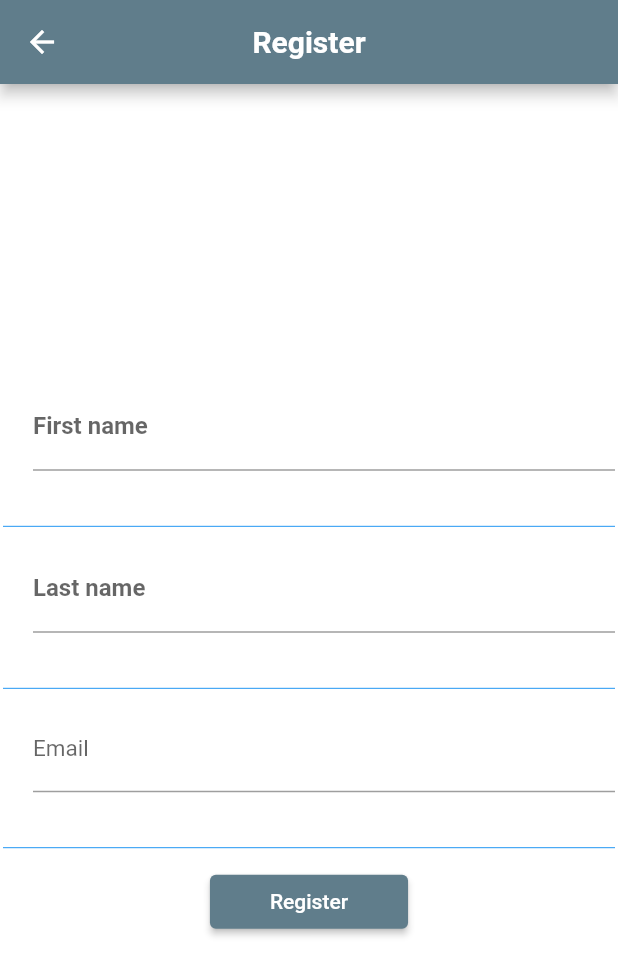
After one commit to nlonginow/publicsquarenext, a Flutter app: the Register screen opened by its route, on a phone screen of 412 x 824 dp. The commit adds this screen. Shown: the top 976 px of the screen. Run offline on Flutter 3.47's test engine with Material 2 defaults, Android fonts, the phone set to English and light mode, and no system bars; our stand-ins replace audio_video_progress_bar, flutter_html, just_audio, loading_indicator, webview_flutter; missing offline and left inert: eof_podcast_feed, flutter_pdfview.

Commit message:
Got about, register and support pages working from a popup 3-dots menu.  Register now needs to actual take data, check if registered, and register if not.

```diff
--- a/lib/main.dart
+++ b/lib/main.dart
@@ -1,7 +1,36 @@
 import 'package:flutter/material.dart';
 import 'package:flutter/cupertino.dart';
+import 'package:publicsquarenext/register.dart';
+import 'package:publicsquarenext/support.dart';
+import 'about.dart';
 import 'home.dart';
 
+//void main() {
+//  runApp(const PrimaryApp());
+//}
+
 void main() {
-  runApp(const PrimaryApp());
+  runApp(const MyApp());
 }
+
+class MyApp extends StatelessWidget {
+  const MyApp({Key? key}) : super(key: key);
+
+  @override
+  Widget build(BuildContext context) {
+    return MaterialApp(
+      title: 'Flutter Demo',
+      debugShowCheckedModeBanner: false,
+      theme: ThemeData(
+        primarySwatch: Colors.blueGrey,
+      ),
+      home: const PrimaryApp(),
+      routes: {
+        '/register': (context) =>  Register(),
+        '/about': (context) => About(),
+        '/support' : (context) => Support(),
+//        '/about': (context) => const AboutScreen()
+      },
+    );
+  }
+}
--- /dev/null
+++ b/lib/register.dart
@@ -0,0 +1,137 @@
+import 'package:flutter/cupertino.dart';
+import 'package:flutter/material.dart';
+
+class Register extends StatefulWidget {
+
+  @override
+  _RegisterState createState() => _RegisterState();
+}
+
+class _RegisterState extends State<Register> {
+  late TextEditingController _titleTextFieldController;
+  late TextEditingController _commentTextFieldController;
+
+  @override
+  void initState() {
+//    _titleTextFieldController = new TextEditingController(text: widget.theTitle);
+//    _commentTextFieldController = new TextEditingController(text: widget.theComment);
+
+    super.initState();
+  }
+
+  @override
+  Widget build(BuildContext context) {
+    return Scaffold(
+        appBar: new AppBar(
+            title: Text(
+                "Register", style: TextStyle(fontWeight: FontWeight.w700)),
+            centerTitle: true
+        ),
+        body: Container(
+          width: MediaQuery.of(context).size.width,
+          height: MediaQuery.of(context).size.height,
+          padding: EdgeInsets.all(2),
+          color: Colors.white,
+          child: Center(
+            child: Column(
+              mainAxisSize: MainAxisSize.min,
+              children: <Widget>[
+                Row(
+                  children: <Widget>[
+                    new Expanded(
+                      child: new Padding(
+                        padding:
+                        const EdgeInsets.only(left: 20.0, bottom: 25.0),
+                        child: new TextField(
+                          decoration: InputDecoration(labelText: 'First name'),
+                          style: TextStyle(
+                            fontWeight: FontWeight.bold,
+                            color: Colors.black,
+                            fontSize: 16.0,
+                          ),
+                        ),
+                      ),
+                    ),
+                  ],
+                ),
+                Divider(
+                  height: 24.0,
+                  color: Colors.blue,
+                ),
+                Row(
+                  children: <Widget>[
+                    new Expanded(
+                      child: new Padding(
+                        padding:
+                        const EdgeInsets.only(left: 20.0, bottom: 25.0),
+                        child: new TextField(
+                          decoration: InputDecoration(labelText: 'Last name'),
+                          style: TextStyle(
+                            fontWeight: FontWeight.bold,
+                            color: Colors.black,
+                            fontSize: 16.0,
+                          ),
+                        ),
+                      ),
+                    ),
+                  ],
+                ),
+                Divider(
+                  height: 24.0,
+                  color: Colors.blue,
+                ),
+                Row(
+                  children: <Widget>[
+                    new Expanded(
+                      child: new Padding(
+                        padding:
+                        const EdgeInsets.only(left: 20.0, bottom: 25.0),
+                        child: new TextField(
+                          decoration: InputDecoration(labelText: 'Email'),
+                          style: TextStyle(
+                            fontWeight: FontWeight.normal,
+                            color: Colors.blueGrey,
+                            fontSize: 15.0,
+                          ),
+                        ),
+                      ),
+                    ),
+                  ],
+                ),
+
+                Divider(
+                  height: 24.0,
+                  color: Colors.blue,
+                ),
+                new Wrap(
+                  children: <Widget>[
+                    new ElevatedButton(
+                        onPressed: () async {
+                          print('pressed!');
+                          // ScaffoldMessenger.of(context).showSnackBar(testimonialSavedSnackBar);
+                          Navigator.of(context).pop();
+                        },
+                        child: Text(
+                          "Register",
+                          style: TextStyle(color: Colors.white),
+                        ),
+                        style: ButtonStyle(
+                          padding: MaterialStateProperty.resolveWith<
+                              EdgeInsetsGeometry>(
+                                (Set<MaterialState> states) {
+                              return EdgeInsets.only(
+                                  left: 40.0,
+                                  right: 40.0,
+                                  top: 10.0,
+                                  bottom: 10.0);
+                            },
+                          ),
+                        )),
+                  ],
+                ),
+              ],
+            ),
+          ),
+        ));
+  }
+}
--- a/pubspec.yaml
+++ b/pubspec.yaml
@@ -57,6 +57,7 @@ dev_dependencies:
   flutter_pdfview: ^1.0.1
   path_provider: any
   loading_indicator: ^3.1.0
+  custom_pop_up_menu: ^1.2.4
   #permission_handler: 4.4.0
 
 
```
Also changed, not shown: lib/about.dart (added, +45 -0 lines), lib/home.dart (+31 -6 lines), lib/support.dart (added, +42 -0 lines), pubspec.lock.
